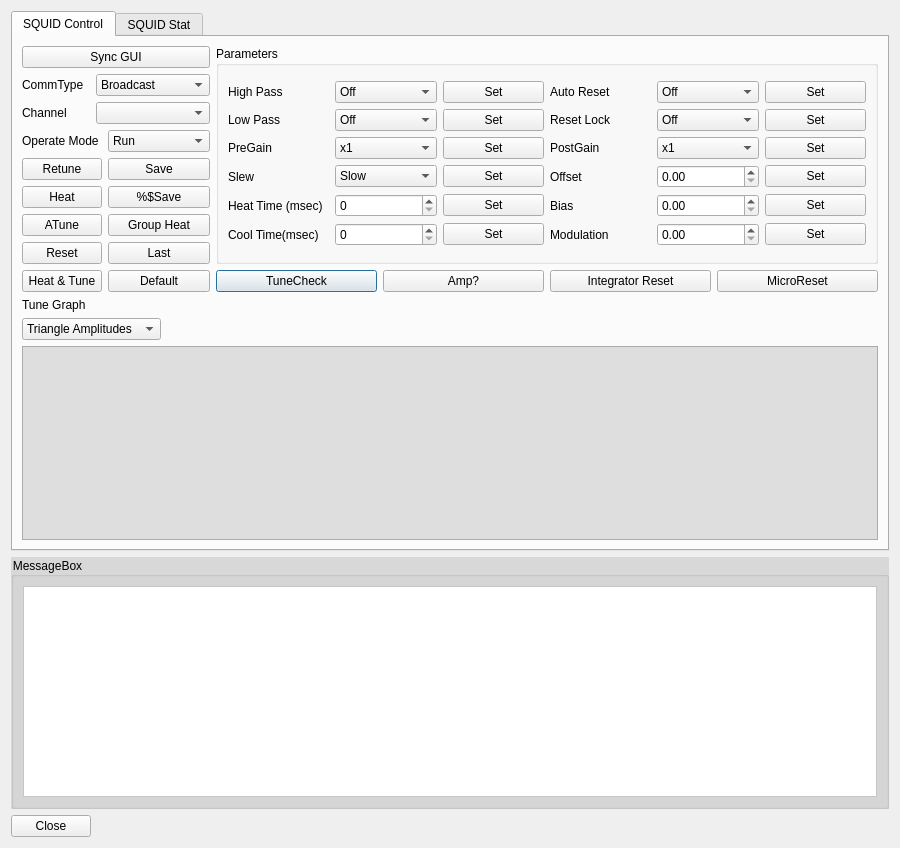
Above: applications/mne_x/plugins/babymeg/FormFiles/babymegsquidcontroldgl.ui from mne-tools/mne-cpp before the change. Below: the same form after it.
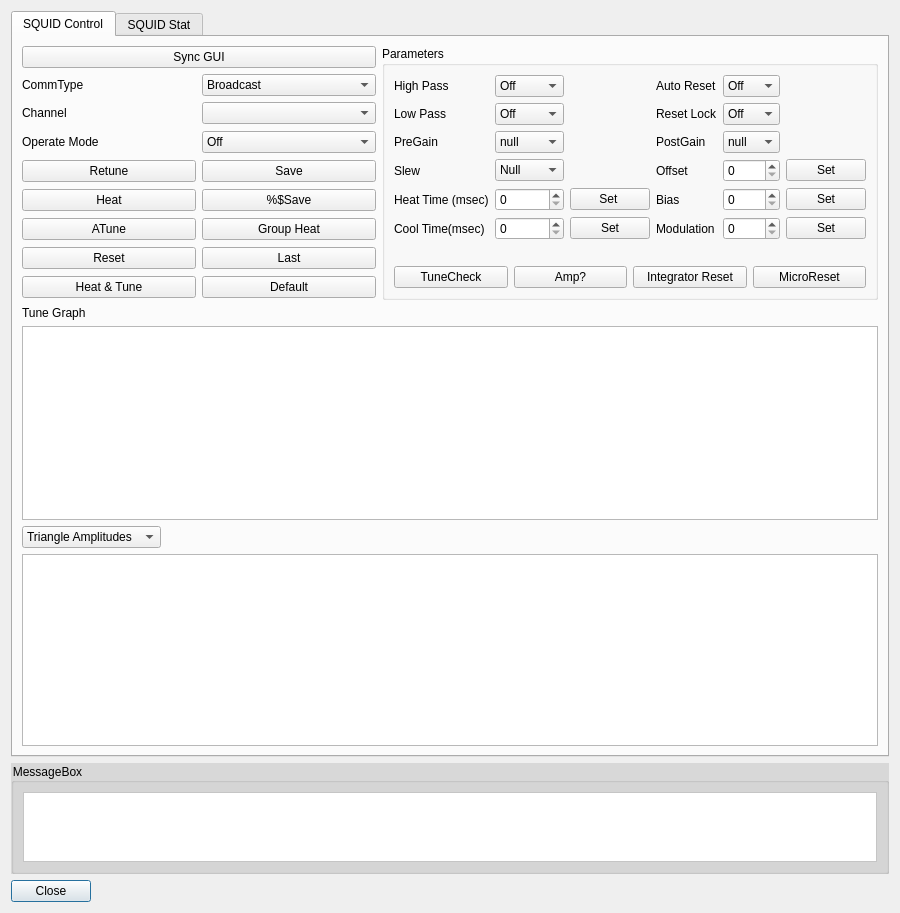
That is the form after the change.

Diff of the .ui file:
```diff
--- a/applications/mne_x/plugins/babymeg/FormFiles/babymegsquidcontroldgl.ui
+++ b/applications/mne_x/plugins/babymeg/FormFiles/babymegsquidcontroldgl.ui
@@ -7,7 +7,7 @@
     <x>0</x>
     <y>0</y>
     <width>900</width>
-    <height>848</height>
+    <height>901</height>
    </rect>
   </property>
   <property name="sizePolicy">
@@ -23,6 +23,20 @@
    <bool>true</bool>
   </property>
   <layout class="QGridLayout" name="gridLayout_4">
+   <item row="3" column="0">
+    <layout class="QFormLayout" name="formLayout_4">
+     <property name="fieldGrowthPolicy">
+      <enum>QFormLayout::AllNonFixedFieldsGrow</enum>
+     </property>
+     <item row="0" column="0">
+      <widget class="QPushButton" name="m_Qbn_Cancel">
+       <property name="text">
+        <string>Close</string>
+       </property>
+      </widget>
+     </item>
+    </layout>
+   </item>
    <item row="2" column="0">
     <widget class="QGroupBox" name="groupBox_2">
      <property name="styleSheet">
@@ -69,114 +83,135 @@
        <string>SQUID Control</string>
       </attribute>
       <layout class="QGridLayout" name="gridLayout_8">
-       <item row="4" column="0">
-        <widget class="QComboBox" name="m_Qcb_mode_view">
-         <property name="sizePolicy">
-          <sizepolicy hsizetype="Fixed" vsizetype="Fixed">
-           <horstretch>0</horstretch>
-           <verstretch>0</verstretch>
-          </sizepolicy>
+       <item row="5" column="0" colspan="2">
+        <layout class="QFormLayout" name="formLayout_3">
+         <property name="fieldGrowthPolicy">
+          <enum>QFormLayout::ExpandingFieldsGrow</enum>
          </property>
-         <item>
-          <property name="text">
-           <string>Triangle Amplitudes</string>
-          </property>
-         </item>
-         <item>
-          <property name="text">
-           <string>AutoReset</string>
-          </property>
-         </item>
-         <item>
-          <property name="text">
-           <string>Biases</string>
-          </property>
-         </item>
-         <item>
-          <property name="text">
-           <string>PreGains</string>
-          </property>
-         </item>
-         <item>
-          <property name="text">
-           <string>PostGains</string>
-          </property>
-         </item>
-         <item>
-          <property name="text">
-           <string>High Pass</string>
-          </property>
-         </item>
-         <item>
-          <property name="text">
-           <string>Low Pass</string>
-          </property>
-         </item>
-         <item>
-          <property name="text">
-           <string>Modes</string>
-          </property>
-         </item>
-         <item>
-          <property name="text">
-           <string>Modulations</string>
-          </property>
-         </item>
-         <item>
-          <property name="text">
-           <string>Offsets</string>
-          </property>
-         </item>
-         <item>
-          <property name="text">
-           <string>Reset</string>
-          </property>
-         </item>
-         <item>
-          <property name="text">
-           <string>Slews</string>
-          </property>
-         </item>
-        </widget>
-       </item>
-       <item row="2" column="1">
-        <layout class="QGridLayout" name="gridLayout_3">
          <item row="0" column="0">
-          <widget class="QPushButton" name="m_Qbn_tunecheck">
+          <widget class="QLabel" name="label_16">
            <property name="text">
-            <string>TuneCheck</string>
+            <string>Tune Graph</string>
            </property>
           </widget>
          </item>
-         <item row="0" column="2">
-          <widget class="QPushButton" name="m_Qbn_int_reset">
-           <property name="text">
-            <string>Integrator Reset</string>
+         <item row="1" column="0" colspan="2">
+          <widget class="QGraphicsView" name="gv_tunegraph">
+           <property name="autoFillBackground">
+            <bool>false</bool>
            </property>
-          </widget>
-         </item>
-         <item row="0" column="3">
-          <widget class="QPushButton" name="m_Qbn_mirco_reset">
-           <property name="text">
-            <string>MicroReset</string>
+           <property name="backgroundBrush">
+            <brush brushstyle="NoBrush">
+             <color alpha="255">
+              <red>0</red>
+              <green>0</green>
+              <blue>0</blue>
+             </color>
+            </brush>
            </property>
-          </widget>
-         </item>
-         <item row="0" column="1">
-          <widget class="QPushButton" name="m_Qbn_amp">
-           <property name="text">
-            <string>Amp?</string>
+           <property name="foregroundBrush">
+            <brush brushstyle="NoBrush">
+             <color alpha="255">
+              <red>85</red>
+              <green>170</green>
+              <blue>127</blue>
+             </color>
+            </brush>
+           </property>
+           <property name="interactive">
+            <bool>true</bool>
+           </property>
+           <property name="resizeAnchor">
+            <enum>QGraphicsView::AnchorViewCenter</enum>
+           </property>
+           <property name="viewportUpdateMode">
+            <enum>QGraphicsView::BoundingRectViewportUpdate</enum>
            </property>
           </widget>
          </item>
         </layout>
        </item>
-       <item row="3" column="0">
-        <widget class="QLabel" name="label_16">
-         <property name="text">
-          <string>Tune Graph</string>
-         </property>
-        </widget>
+       <item row="0" column="0">
+        <layout class="QGridLayout" name="gridLayout_7">
+         <item row="0" column="0" colspan="2">
+          <widget class="QPushButton" name="m_Qbn_SyncGUI">
+           <property name="text">
+            <string>Sync GUI</string>
+           </property>
+          </widget>
+         </item>
+         <item row="2" column="0">
+          <widget class="QLabel" name="label_2">
+           <property name="text">
+            <string>Channel</string>
+           </property>
+          </widget>
+         </item>
+         <item row="2" column="1">
+          <widget class="QComboBox" name="m_Qcb_channel"/>
+         </item>
+         <item row="1" column="1">
+          <widget class="QComboBox" name="m_Qcb_commtype">
+           <item>
+            <property name="text">
+             <string>Broadcast</string>
+            </property>
+           </item>
+           <item>
+            <property name="text">
+             <string>GroupA</string>
+            </property>
+           </item>
+           <item>
+            <property name="text">
+             <string>GroupB</string>
+            </property>
+           </item>
+           <item>
+            <property name="text">
+             <string>GroupC</string>
+            </property>
+           </item>
+           <item>
+            <property name="text">
+             <string>GroupD</string>
+            </property>
+           </item>
+           <item>
+            <property name="text">
+             <string>GroupE</string>
+            </property>
+           </item>
+           <item>
+            <property name="text">
+             <string>GroupF</string>
+            </property>
+           </item>
+           <item>
+            <property name="text">
+             <string>GroupG</string>
+            </property>
+           </item>
+           <item>
+            <property name="text">
+             <string>GroupH</string>
+            </property>
+           </item>
+           <item>
+            <property name="text">
+             <string>Single Channel</string>
+            </property>
+           </item>
+          </widget>
+         </item>
+         <item row="1" column="0">
+          <widget class="QLabel" name="label">
+           <property name="text">
+            <string>CommType</string>
+           </property>
+          </widget>
+         </item>
+        </layout>
        </item>
        <item row="1" column="0" rowspan="2">
         <layout class="QGridLayout" name="gridLayout">
@@ -189,6 +224,11 @@
          </item>
          <item row="0" column="1">
           <widget class="QComboBox" name="m_Qcb_opermode">
+           <item>
+            <property name="text">
+             <string>Off</string>
+            </property>
+           </item>
            <item>
             <property name="text">
              <string>Run</string>
@@ -196,7 +236,7 @@
            </item>
            <item>
             <property name="text">
-             <string>Manual Tune</string>
+             <string>Tune</string>
             </property>
            </item>
            <item>
@@ -204,11 +244,6 @@
              <string>Sleep</string>
             </property>
            </item>
-           <item>
-            <property name="text">
-             <string>Wake</string>
-            </property>
-           </item>
           </widget>
          </item>
          <item row="1" column="0">
@@ -283,103 +318,84 @@
          </item>
         </layout>
        </item>
-       <item row="0" column="0">
-        <layout class="QGridLayout" name="gridLayout_7">
-         <item row="0" column="0" colspan="2">
-          <widget class="QPushButton" name="m_Qbn_SyncGUI">
-           <property name="text">
-            <string>Sync GUI</string>
-           </property>
-          </widget>
-         </item>
+       <item row="6" column="0" colspan="2">
+        <layout class="QGridLayout" name="gridLayout_13">
          <item row="2" column="0">
-          <widget class="QLabel" name="label_2">
-           <property name="text">
-            <string>Channel</string>
-           </property>
-          </widget>
+          <widget class="QGraphicsView" name="gv_paragraph"/>
          </item>
-         <item row="2" column="1">
-          <widget class="QComboBox" name="m_Qcb_channel"/>
-         </item>
-         <item row="1" column="1">
-          <widget class="QComboBox" name="m_Qcb_commtype">
+         <item row="0" column="0">
+          <widget class="QComboBox" name="m_Qcb_bar_graph_select">
+           <property name="sizePolicy">
+            <sizepolicy hsizetype="Fixed" vsizetype="Fixed">
+             <horstretch>0</horstretch>
+             <verstretch>0</verstretch>
+            </sizepolicy>
+           </property>
            <item>
             <property name="text">
-             <string>Broadcast</string>
+             <string>Triangle Amplitudes</string>
             </property>
            </item>
            <item>
             <property name="text">
-             <string>GroupA</string>
+             <string>AutoReset</string>
             </property>
            </item>
            <item>
             <property name="text">
-             <string>GroupB</string>
+             <string>Biases</string>
             </property>
            </item>
            <item>
             <property name="text">
-             <string>GroupC</string>
+             <string>High Passes</string>
             </property>
            </item>
            <item>
             <property name="text">
-             <string>GroupD</string>
+             <string>Low Passes</string>
             </property>
            </item>
            <item>
             <property name="text">
-             <string>GroupE</string>
+             <string>Modes</string>
             </property>
            </item>
            <item>
             <property name="text">
-             <string>GroupF</string>
+             <string>Modulations</string>
             </property>
            </item>
            <item>
             <property name="text">
-             <string>GroupG</string>
+             <string>Offsets</string>
             </property>
            </item>
            <item>
             <property name="text">
-             <string>GroupH</string>
+             <string>Reset</string>
             </property>
            </item>
            <item>
             <property name="text">
-             <string>Single Channel</string>
+             <string>Slews</string>
             </property>
            </item>
+           <item>
+            <property name="text">
+             <string>PreGains</string>
+            </property>
+           </item>
+           <item>
+            <property name="text">
+             <string>PostGains</string>
+            </property>
+           </item>
           </widget>
          </item>
-         <item row="1" column="0">
-          <widget class="QLabel" name="label">
-           <property name="text">
-            <string>CommType</string>
-           </property>
-          </widget>
-         </item>
         </layout>
        </item>
-       <item row="5" column="0" colspan="2">
-        <layout class="QFormLayout" name="formLayout_3">
-         <property name="fieldGrowthPolicy">
-          <enum>QFormLayout::AllNonFixedFieldsGrow</enum>
-         </property>
-         <item row="0" column="0" colspan="2">
-          <widget class="QGraphicsView" name="m_gv_tunegraph">
-           <property name="styleSheet">
-            <string notr="true">background-color: rgb(222, 222, 222);</string>
-           </property>
-          </widget>
-         </item>
-        </layout>
-       </item>
-       <item row="0" column="1" rowspan="2">
+       <item row="0" column="1" rowspan="3">
         <widget class="QGroupBox" name="groupBox">
          <property name="styleSheet">
           <string notr="true"/>
@@ -388,10 +404,47 @@
           <string>Parameters</string>
          </property>
          <layout class="QGridLayout" name="gridLayout_6">
+          <item row="2" column="0">
+           <layout class="QGridLayout" name="gridLayout_3">
+            <item row="0" column="3">
+             <widget class="QPushButton" name="m_Qbn_mirco_reset">
+              <property name="text">
+               <string>MicroReset</string>
+              </property>
+             </widget>
+            </item>
+            <item row="0" column="2">
+             <widget class="QPushButton" name="m_Qbn_int_reset">
+              <property name="text">
+               <string>Integrator Reset</string>
+              </property>
+             </widget>
+            </item>
+            <item row="0" column="1">
+             <widget class="QPushButton" name="m_Qbn_amp">
+              <property name="text">
+               <string>Amp?</string>
+              </property>
+             </widget>
+            </item>
+            <item row="0" column="0">
+             <widget class="QPushButton" name="m_Qbn_tunecheck">
+              <property name="text">
+               <string>TuneCheck</string>
+              </property>
+             </widget>
+            </item>
+           </layout>
+          </item>
           <item row="0" column="0">
            <layout class="QGridLayout" name="gridLayout_2">
             <item row="3" column="1">
              <widget class="QComboBox" name="m_Qcb_slew">
+              <item>
+               <property name="text">
+                <string>Null</string>
+               </property>
+              </item>
               <item>
                <property name="text">
                 <string>Slow</string>
@@ -411,6 +464,11 @@
             </item>
             <item row="2" column="1">
              <widget class="QComboBox" name="m_Qcb_pregain">
+              <item>
+               <property name="text">
+                <string>null</string>
+               </property>
+              </item>
               <item>
                <property name="text">
                 <string>x1</string>
@@ -433,13 +491,6 @@
               </item>
              </widget>
             </item>
-            <item row="0" column="2">
-             <widget class="QPushButton" name="m_Qbnset_hp">
-              <property name="text">
-               <string>Set</string>
-              </property>
-             </widget>
-            </item>
             <item row="0" column="0">
              <widget class="QLabel" name="label_4">
               <property name="text">
@@ -516,7 +567,7 @@
               </property>
              </widget>
             </item>
-            <item row="1" column="5">
+            <item row="1" column="4">
              <widget class="QComboBox" name="m_Qcb_reset_lock">
               <item>
                <property name="text">
@@ -530,7 +581,7 @@
               </item>
              </widget>
             </item>
-            <item row="0" column="5">
+            <item row="0" column="4">
              <widget class="QComboBox" name="m_Qcb_auto_reset">
               <item>
                <property name="text">
@@ -544,21 +595,14 @@
               </item>
              </widget>
             </item>
-            <item row="1" column="4">
+            <item row="1" column="3">
              <widget class="QLabel" name="label_9">
               <property name="text">
                <string>Reset Lock</string>
               </property>
              </widget>
             </item>
-            <item row="0" column="6">
-             <widget class="QPushButton" name="m_Qbnset_autoreset">
-              <property name="text">
-               <string>Set</string>
-              </property>
-             </widget>
-            </item>
-            <item row="0" column="4">
+            <item row="0" column="3">
              <widget class="QLabel" name="label_8">
               <property name="text">
                <string>Auto Reset</string>
@@ -579,41 +623,6 @@
               </property>
              </widget>
             </item>
-            <item row="1" column="2">
-             <widget class="QPushButton" name="m_Qbnset_lp">
-              <property name="text">
-               <string>Set</string>
-              </property>
-             </widget>
-            </item>
-            <item row="2" column="2">
-             <widget class="QPushButton" name="m_Qbnset_pregain">
-              <property name="text">
-               <string>Set</string>
-              </property>
-             </widget>
-            </item>
-            <item row="3" column="2">
-             <widget class="QPushButton" name="m_Qbnset_slew">
-              <property name="text">
-               <string>Set</string>
-              </property>
-             </widget>
-            </item>
-            <item row="4" column="2">
-             <widget class="QPushButton" name="m_Qbnset_heattime">
-              <property name="text">
-               <string>Set</string>
-              </property>
-             </widget>
-            </item>
-            <item row="1" column="6">
-             <widget class="QPushButton" name="m_Qbnset_resetlock">
-              <property name="text">
-               <string>Set</string>
-              </property>
-             </widget>
-            </item>
             <item row="5" column="0">
              <widget class="QLabel" name="label_15">
               <property name="text">
@@ -628,85 +637,41 @@
               </property>
              </widget>
             </item>
-            <item row="5" column="2">
-             <widget class="QPushButton" name="m_Qbnset_cooltime">
-              <property name="text">
-               <string>Set</string>
-              </property>
-             </widget>
-            </item>
-            <item row="3" column="4">
+            <item row="3" column="3">
              <widget class="QLabel" name="label_11">
               <property name="text">
                <string>Offset </string>
               </property>
              </widget>
             </item>
-            <item row="4" column="4">
+            <item row="4" column="3">
              <widget class="QLabel" name="label_12">
               <property name="text">
                <string>Bias</string>
               </property>
              </widget>
             </item>
-            <item row="5" column="4">
+            <item row="5" column="3">
              <widget class="QLabel" name="label_13">
               <property name="text">
                <string>Modulation</string>
               </property>
              </widget>
             </item>
-            <item row="3" column="5">
-             <widget class="QDoubleSpinBox" name="m_Qdsb_offset">
-              <property name="maximum">
-               <double>99999.990000000005239</double>
-              </property>
-             </widget>
-            </item>
-            <item row="4" column="5">
-             <widget class="QDoubleSpinBox" name="m_Qdsb_bias">
-              <property name="maximum">
-               <double>99999.990000000005239</double>
-              </property>
-             </widget>
-            </item>
-            <item row="5" column="5">
-             <widget class="QDoubleSpinBox" name="m_Qdsb_mod">
-              <property name="maximum">
-               <double>99999.990000000005239</double>
-              </property>
-             </widget>
-            </item>
-            <item row="3" column="6">
-             <widget class="QPushButton" name="m_Qbnset_offset">
-              <property name="text">
-               <string>Set</string>
-              </property>
-             </widget>
-            </item>
-            <item row="4" column="6">
-             <widget class="QPushButton" name="m_Qbnset_bias">
-              <property name="text">
-               <string>Set</string>
-              </property>
-             </widget>
-            </item>
-            <item row="5" column="6">
-             <widget class="QPushButton" name="m_Qbnset_mod">
-              <property name="text">
-               <string>Set</string>
-              </property>
-             </widget>
-            </item>
-            <item row="2" column="4">
+            <item row="2" column="3">
              <widget class="QLabel" name="label_18">
               <property name="text">
                <string>PostGain</string>
               </property>
              </widget>
             </item>
-            <item row="2" column="5">
+            <item row="2" column="4">
              <widget class="QComboBox" name="m_Qcb_postgain">
+              <item>
+               <property name="text">
+                <string>null</string>
+               </property>
+              </item>
               <item>
                <property name="text">
                 <string>x1</string>
@@ -724,8 +689,64 @@
               </item>
              </widget>
             </item>
-            <item row="2" column="6">
-             <widget class="QPushButton" name="m_Qbnset_postgain">
+            <item row="0" column="5">
+             <widget class="QLabel" name="label_10">
+              <property name="text">
+               <string/>
+              </property>
+             </widget>
+            </item>
+            <item row="3" column="4">
+             <widget class="QSpinBox" name="m_Qsb_offset">
+              <property name="maximum">
+               <number>9999</number>
+              </property>
+             </widget>
+            </item>
+            <item row="4" column="4">
+             <widget class="QSpinBox" name="m_Qsb_bias">
+              <property name="maximum">
+               <number>9999</number>
+              </property>
+             </widget>
+            </item>
+            <item row="5" column="4">
+             <widget class="QSpinBox" name="m_Qsb_mod">
+              <property name="maximum">
+               <number>9999</number>
+              </property>
+             </widget>
+            </item>
+            <item row="4" column="2">
+             <widget class="QPushButton" name="m_Qbn_heattime">
+              <property name="text">
+               <string>Set </string>
+              </property>
+             </widget>
+            </item>
+            <item row="5" column="2">
+             <widget class="QPushButton" name="m_Qbn_cooltime">
+              <property name="text">
+               <string>Set</string>
+              </property>
+             </widget>
+            </item>
+            <item row="3" column="5">
+             <widget class="QPushButton" name="m_Qbn_offset">
+              <property name="text">
+               <string>Set</string>
+              </property>
+             </widget>
+            </item>
+            <item row="4" column="5">
+             <widget class="QPushButton" name="m_Qbn_bias">
+              <property name="text">
+               <string>Set</string>
+              </property>
+             </widget>
+            </item>
+            <item row="5" column="5">
+             <widget class="QPushButton" name="m_Qbn_mod">
               <property name="text">
                <string>Set</string>
               </property>
@@ -733,6 +754,13 @@
             </item>
            </layout>
           </item>
+          <item row="1" column="0">
+           <widget class="QLabel" name="label_19">
+            <property name="text">
+             <string/>
+            </property>
+           </widget>
+          </item>
          </layout>
         </widget>
        </item>
@@ -771,17 +799,6 @@
      </widget>
     </widget>
    </item>
-   <item row="3" column="0">
-    <layout class="QFormLayout" name="formLayout_4">
-     <item row="0" column="0">
-      <widget class="QPushButton" name="m_Qbn_Cancel">
-       <property name="text">
-        <string>Close</string>
-       </property>
-      </widget>
-     </item>
-    </layout>
-   </item>
   </layout>
  </widget>
  <resources/>
```
